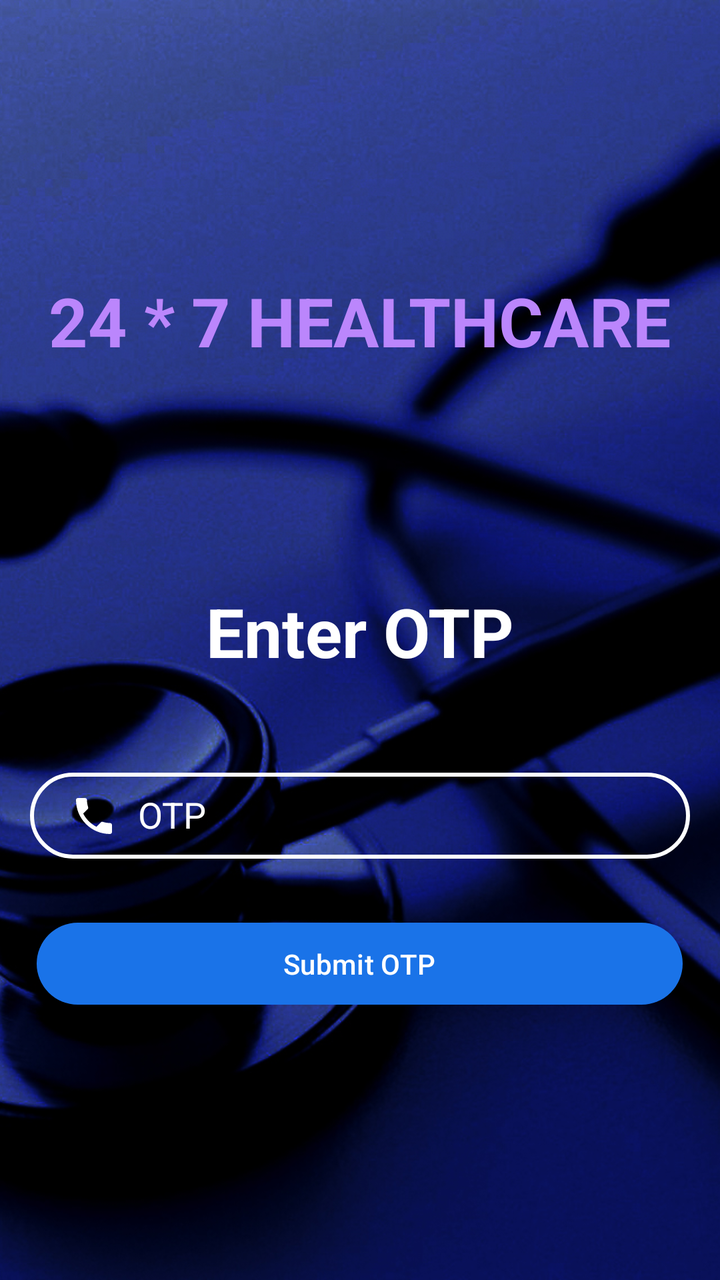
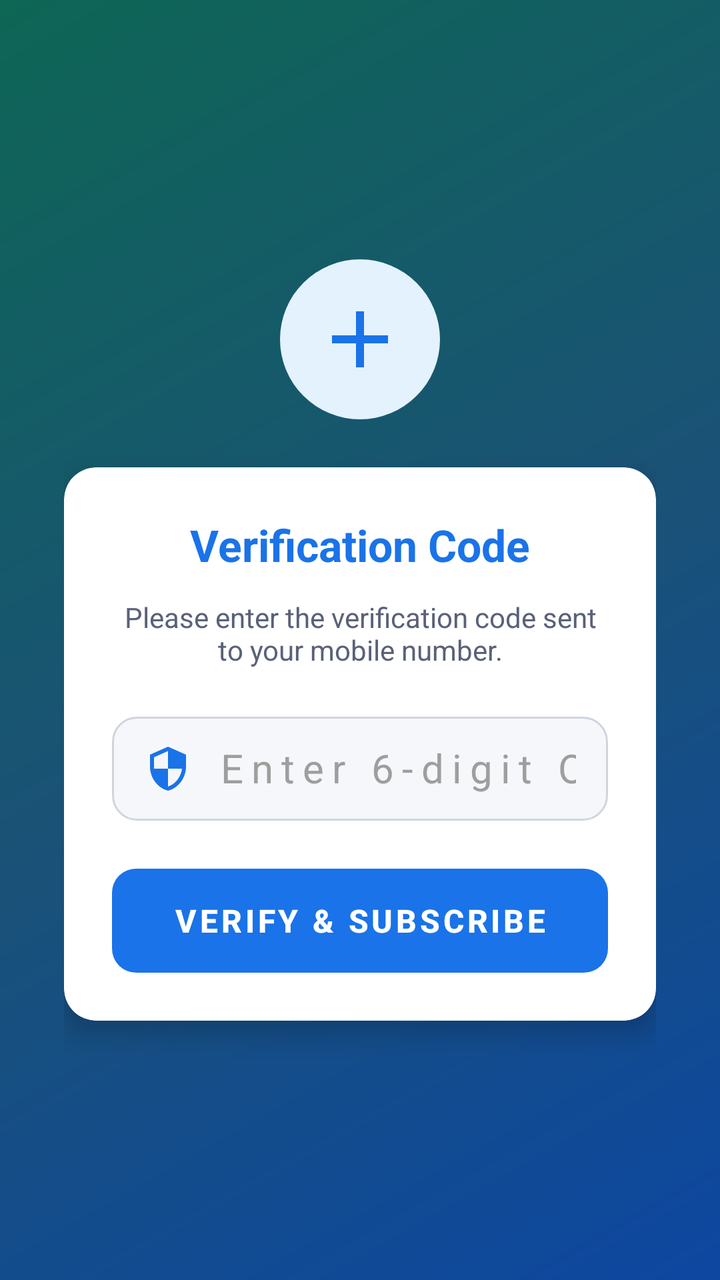

Two renders of the same Android screen: before a commit and after it. Below are the layout's source before the change and the commit's diff.
<!-- AndroidManifest.xml: application theme Theme.HealthCare -->
<!-- res/layout/activity_otpactivity.xml -->
<?xml version="1.0" encoding="utf-8"?>
<LinearLayout
    xmlns:android="http://schemas.android.com/apk/res/android"
    xmlns:app="http://schemas.android.com/apk/res-auto"
    xmlns:tools="http://schemas.android.com/tools"
    android:layout_width="match_parent"
    android:layout_height="match_parent"
    android:background="@drawable/back1"
    android:orientation="vertical"
    android:gravity="center"
    tools:context=".BackEnd.OTPActivity">

    <TextView
        android:id="@+id/textView"
        android:layout_width="wrap_content"
        android:layout_height="wrap_content"
        android:text="24 * 7 HEALTHCARE"
        android:textColor="@color/purple_200"
        android:textSize="34sp"
        android:layout_marginBottom="110dp"
        android:textStyle="bold" />
    <ProgressBar
        android:id="@+id/progressBarOTP"
        android:layout_width="wrap_content"
        android:layout_height="wrap_content"
        android:layout_gravity="center"
        android:visibility="gone"
        tools:ignore="ExtraText"
        />
    <TextView
        android:id="@+id/textView2"
        android:layout_width="wrap_content"
        android:layout_height="wrap_content"
        android:text="Enter OTP"
        android:textColor="@color/colorWhite"
        android:textSize="34sp"
        android:textStyle="bold"
        />

    <EditText
        android:id="@+id/editTextOTP"
        android:layout_width="330dp"
        android:layout_height="43dp"
        android:layout_marginTop="48dp"
        android:background="@drawable/input_bg"
        android:drawableStart="@drawable/baseline_phone_24"
        android:drawablePadding="10dp"
        android:ems="10"
        android:hint="OTP"
        android:inputType="number"
        android:paddingStart="20dp"
        android:paddingTop="10dp"
        android:paddingEnd="10dp"
        android:paddingBottom="10dp"
        android:textColor="@color/colorWhite"
        android:textColorHint="@color/colorWhite"
        />

    <Button
        android:id="@+id/buttonSubmit"
        android:layout_width="323dp"
        android:layout_height="41dp"
        android:layout_marginTop="32dp"
        android:background="@drawable/btn_bg"
        android:text="Submit OTP"
        />



</LinearLayout>
<!-- resources referenced by this layout -->
<resources>
  <color name="colorWhite">#FFFFFF</color>
  <color name="purple_200">#FFBB86FC</color>
  <!-- drawable back1: jpg bitmap (drawable, 322686 bytes) -->
  <!-- drawable baseline_phone_24 (drawable) -->
  <vector android:height="24dp" android:tint="#FFFFFF"
      android:viewportHeight="24" android:viewportWidth="24"
      android:width="24dp" xmlns:android="http://schemas.android.com/apk/res/android">
      <path android:fillColor="@android:color/white" android:pathData="M6.62,10.79c1.44,2.83 3.76,5.14 6.59,6.59l2.2,-2.2c0.27,-0.27 0.67,-0.36 1.02,-0.24 1.12,0.37 2.33,0.57 3.57,0.57 0.55,0 1,0.45 1,1V20c0,0.55 -0.45,1 -1,1 -9.39,0 -17,-7.61 -17,-17 0,-0.55 0.45,-1 1,-1h3.5c0.55,0 1,0.45 1,1 0,1.25 0.2,2.45 0.57,3.57 0.11,0.35 0.03,0.74 -0.25,1.02l-2.2,2.2z"/>
  </vector>
  <!-- drawable btn_bg (drawable) -->
  <?xml version="1.0" encoding="utf-8"?>
  
  <shape xmlns:android="http://schemas.android.com/apk/res/android">
      <solid android:color="@color/colorWhite"/>
      <corners android:radius="70dp"/>
  </shape>
  <!-- drawable input_bg (drawable) -->
  <?xml version="1.0" encoding="utf-8"?>
  
  <shape xmlns:android="http://schemas.android.com/apk/res/android">
      <stroke android:color="@color/colorWhite" android:width="2dp"/>
      <corners android:radius="70dp" />
  </shape>
  <style name="Theme.HealthCare" parent="Base.Theme.HealthCare" />
  <style name="Base.Theme.HealthCare" parent="Theme.Material3.DayNight.NoActionBar">
          
          <item name="colorPrimary">@color/primary</item>
          <item name="colorPrimaryVariant">@color/primary_dark</item>
          <item name="colorOnPrimary">@color/text_on_primary</item>
          
          <item name="colorSecondary">@color/secondary</item>
          <item name="colorSecondaryVariant">@color/secondary_dark</item>
          <item name="colorOnSecondary">@color/text_on_primary</item>
          
          <item name="android:colorBackground">@color/background</item>
          <item name="colorSurface">@color/surface</item>
          
          <item name="android:statusBarColor">@color/primary_dark</item>
          <item name="android:navigationBarColor">@color/primary_dark</item>
          
          <item name="colorError">@color/error</item>
      </style>
  <color name="primary">#1A73E8</color>
  <color name="primary_dark">#0D47A1</color>
  <color name="text_on_primary">#FFFFFF</color>
  <color name="secondary">#00BFA5</color>
  <color name="secondary_dark">#00897B</color>
  <color name="background">#F5F7FA</color>
  <color name="surface">#FFFFFF</color>
  <color name="error">#E53935</color>
</resources>

<!-- the commit's change to res/layout/activity_otpactivity.xml (unified diff, before → after) -->
@@ -5,66 +5,94 @@
     xmlns:tools="http://schemas.android.com/tools"
     android:layout_width="match_parent"
     android:layout_height="match_parent"
-    android:background="@drawable/back1"
+    android:background="@drawable/bg_gradient_login"
+    android:gravity="center"
     android:orientation="vertical"
-    android:gravity="center"
+    android:padding="32dp"
     tools:context=".BackEnd.OTPActivity">
 
-    <TextView
-        android:id="@+id/textView"
-        android:layout_width="wrap_content"
+    <ImageView
+        android:layout_width="80dp"
+        android:layout_height="80dp"
+        android:src="@drawable/baseline_add_24"
+        android:contentDescription="OTP Icon"
+        android:background="@drawable/bg_icon_circle"
+        android:padding="16dp"
+        android:layout_marginBottom="24dp"
+        app:tint="@color/primary" />
+
+    <androidx.cardview.widget.CardView
+        android:layout_width="match_parent"
         android:layout_height="wrap_content"
-        android:text="24 * 7 HEALTHCARE"
-        android:textColor="@color/purple_200"
-        android:textSize="34sp"
-        android:layout_marginBottom="110dp"
-        android:textStyle="bold" />
-    <ProgressBar
-        android:id="@+id/progressBarOTP"
-        android:layout_width="wrap_content"
-        android:layout_height="wrap_content"
-        android:layout_gravity="center"
-        android:visibility="gone"
-        tools:ignore="ExtraText"
-        />
-    <TextView
-        android:id="@+id/textView2"
-        android:layout_width="wrap_content"
-        android:layout_height="wrap_content"
-        android:text="Enter OTP"
-        android:textColor="@color/colorWhite"
-        android:textSize="34sp"
-        android:textStyle="bold"
-        />
+        app:cardCornerRadius="16dp"
+        app:cardElevation="8dp"
+        app:cardBackgroundColor="#FFFFFF">
 
-    <EditText
-        android:id="@+id/editTextOTP"
-        android:layout_width="330dp"
-        android:layout_height="43dp"
-        android:layout_marginTop="48dp"
-        android:background="@drawable/input_bg"
-        android:drawableStart="@drawable/baseline_phone_24"
-        android:drawablePadding="10dp"
-        android:ems="10"
-        android:hint="OTP"
-        android:inputType="number"
-        android:paddingStart="20dp"
-        android:paddingTop="10dp"
-        android:paddingEnd="10dp"
-        android:paddingBottom="10dp"
-        android:textColor="@color/colorWhite"
-        android:textColorHint="@color/colorWhite"
-        />
+        <LinearLayout
+            android:layout_width="match_parent"
+            android:layout_height="wrap_content"
+            android:orientation="vertical"
+            android:padding="24dp">
 
-    <Button
-        android:id="@+id/buttonSubmit"
-        android:layout_width="323dp"
-        android:layout_height="41dp"
-        android:layout_marginTop="32dp"
-        android:background="@drawable/btn_bg"
-        android:text="Submit OTP"
-        />
+            <TextView
+                android:layout_width="wrap_content"
+                android:layout_height="wrap_content"
+                android:text="Verification Code"
+                android:textColor="@color/primary"
+                android:textSize="22sp"
+                android:textStyle="bold"
+                android:layout_gravity="center" />
 
+            <TextView
+                android:id="@+id/tvOTPPrompt"
+                android:layout_width="match_parent"
+                android:layout_height="wrap_content"
+                android:text="Please enter the verification code sent to your mobile number."
+                android:textColor="@color/text_secondary"
+                android:textSize="14sp"
+                android:textAlignment="center"
+                android:layout_marginTop="12dp"
+                android:layout_marginBottom="24dp" />
 
+            <EditText
+                android:id="@+id/editTextOTP"
+                android:layout_width="match_parent"
+                android:layout_height="52dp"
+                android:background="@drawable/bg_input_modern"
+                android:drawableStart="@drawable/ic_baseline_security_24"
+                android:drawablePadding="12dp"
+                android:drawableTint="@color/primary"
+                android:hint="Enter 6-digit OTP"
+                android:inputType="numberPassword"
+                android:maxLength="6"
+                android:gravity="center_horizontal"
+                android:paddingStart="16dp"
+                android:paddingEnd="16dp"
+                android:textColor="@color/text_primary"
+                android:textColorHint="@color/text_hint"
+                android:textSize="20sp"
+                android:letterSpacing="0.2" />
 
+            <ProgressBar
+                android:id="@+id/progressBarOTP"
+                android:layout_width="wrap_content"
+                android:layout_height="wrap_content"
+                android:layout_gravity="center"
+                android:layout_marginTop="16dp"
+                android:visibility="gone" />
+
+            <Button
+                android:id="@+id/buttonSubmit"
+                android:layout_width="match_parent"
+                android:layout_height="52dp"
+                android:layout_marginTop="24dp"
+                android:background="@drawable/bg_button_accent"
+                android:text="VERIFY &amp; SUBSCRIBE"
+                android:textColor="#FFFFFF"
+                android:textSize="16sp"
+                android:textStyle="bold"
+                android:letterSpacing="0.1" />
+
+        </LinearLayout>
+    </androidx.cardview.widget.CardView>
 </LinearLayout>
<!-- resource entries referenced after the edit -->
@@ -1,29 +1,8 @@
 <!-- resources referenced by this layout -->
 <resources>
-  <color name="colorWhite">#FFFFFF</color>
-  <color name="purple_200">#FFBB86FC</color>
-  <!-- drawable back1: jpg bitmap (drawable, 322686 bytes) -->
-  <!-- drawable baseline_phone_24 (drawable) -->
-  <vector android:height="24dp" android:tint="#FFFFFF"
-      android:viewportHeight="24" android:viewportWidth="24"
-      android:width="24dp" xmlns:android="http://schemas.android.com/apk/res/android">
-      <path android:fillColor="@android:color/white" android:pathData="M6.62,10.79c1.44,2.83 3.76,5.14 6.59,6.59l2.2,-2.2c0.27,-0.27 0.67,-0.36 1.02,-0.24 1.12,0.37 2.33,0.57 3.57,0.57 0.55,0 1,0.45 1,1V20c0,0.55 -0.45,1 -1,1 -9.39,0 -17,-7.61 -17,-17 0,-0.55 0.45,-1 1,-1h3.5c0.55,0 1,0.45 1,1 0,1.25 0.2,2.45 0.57,3.57 0.11,0.35 0.03,0.74 -0.25,1.02l-2.2,2.2z"/>
-  </vector>
-  <!-- drawable btn_bg (drawable) -->
-  <?xml version="1.0" encoding="utf-8"?>
-  
-  <shape xmlns:android="http://schemas.android.com/apk/res/android">
-      <solid android:color="@color/colorWhite"/>
-      <corners android:radius="70dp"/>
-  </shape>
-  <!-- drawable input_bg (drawable) -->
-  <?xml version="1.0" encoding="utf-8"?>
-  
-  <shape xmlns:android="http://schemas.android.com/apk/res/android">
-      <stroke android:color="@color/colorWhite" android:width="2dp"/>
-      <corners android:radius="70dp" />
-  </shape>
   <style name="Theme.HealthCare" parent="Base.Theme.HealthCare" />
+  <color name="input_bg">#F5F7FA</color>
+  <color name="input_stroke">#D0D5DD</color>
   <style name="Base.Theme.HealthCare" parent="Theme.Material3.DayNight.NoActionBar">
           
           <item name="colorPrimary">@color/primary</item>
@@ -43,6 +22,68 @@
           <item name="colorError">@color/error</item>
       </style>
   <color name="primary">#1A73E8</color>
+  <color name="text_hint">#9E9E9E</color>
+  <color name="text_primary">#1A1A2E</color>
+  <color name="text_secondary">#5A6178</color>
+  <!-- drawable baseline_add_24 (drawable) -->
+  <vector xmlns:android="http://schemas.android.com/apk/res/android"
+      android:width="24dp"
+      android:height="24dp"
+      android:viewportWidth="24"
+      android:viewportHeight="24">
+      <path
+          android:fillColor="#FF000000"
+          android:pathData="M19,13h-6v6h-2v-6H5v-2h6V5h2v6h6v2z"/>
+  </vector>
+  <!-- drawable bg_button_accent (drawable) -->
+  <?xml version="1.0" encoding="utf-8"?>
+  <shape xmlns:android="http://schemas.android.com/apk/res/android"
+      android:shape="rectangle">
+      <gradient
+          android:angle="0"
+          android:startColor="#00BFA5"
+          android:endColor="#00897B"
+          android:type="linear" />
+      <corners android:radius="12dp" />
+  </shape>
+  <!-- drawable bg_gradient_login (drawable) -->
+  <?xml version="1.0" encoding="utf-8"?>
+  <shape xmlns:android="http://schemas.android.com/apk/res/android">
+      <gradient
+          android:angle="135"
+          android:startColor="#0D47A1"
+          android:centerColor="#1A5276"
+          android:endColor="#0E6655"
+          android:type="linear" />
+  </shape>
+  <!-- drawable bg_icon_circle (drawable) -->
+  <?xml version="1.0" encoding="utf-8"?>
+  <shape xmlns:android="http://schemas.android.com/apk/res/android"
+      android:shape="oval">
+      <solid android:color="#E3F2FD" />
+      <size android:width="56dp" android:height="56dp" />
+  </shape>
+  <!-- drawable bg_input_modern (drawable) -->
+  <?xml version="1.0" encoding="utf-8"?>
+  <shape xmlns:android="http://schemas.android.com/apk/res/android"
+      android:shape="rectangle">
+      <solid android:color="@color/input_bg" />
+      <corners android:radius="12dp" />
+      <stroke
+          android:width="1dp"
+          android:color="@color/input_stroke" />
+      <padding
+          android:left="16dp"
+          android:top="12dp"
+          android:right="16dp"
+          android:bottom="12dp" />
+  </shape>
+  <!-- drawable ic_baseline_security_24 (drawable) -->
+  <vector android:height="24dp" android:tint="#FFFFFF"
+      android:viewportHeight="24" android:viewportWidth="24"
+      android:width="24dp" xmlns:android="http://schemas.android.com/apk/res/android">
+      <path android:fillColor="@android:color/white" android:pathData="M12,1L3,5v6c0,5.55 3.84,10.74 9,12 5.16,-1.26 9,-6.45 9,-12L21,5l-9,-4zM12,11.99h7c-0.53,4.12 -3.28,7.79 -7,8.94L12,12L5,12L5,6.3l7,-3.11v8.8z"/>
+  </vector>
   <color name="primary_dark">#0D47A1</color>
   <color name="text_on_primary">#FFFFFF</color>
   <color name="secondary">#00BFA5</color>
